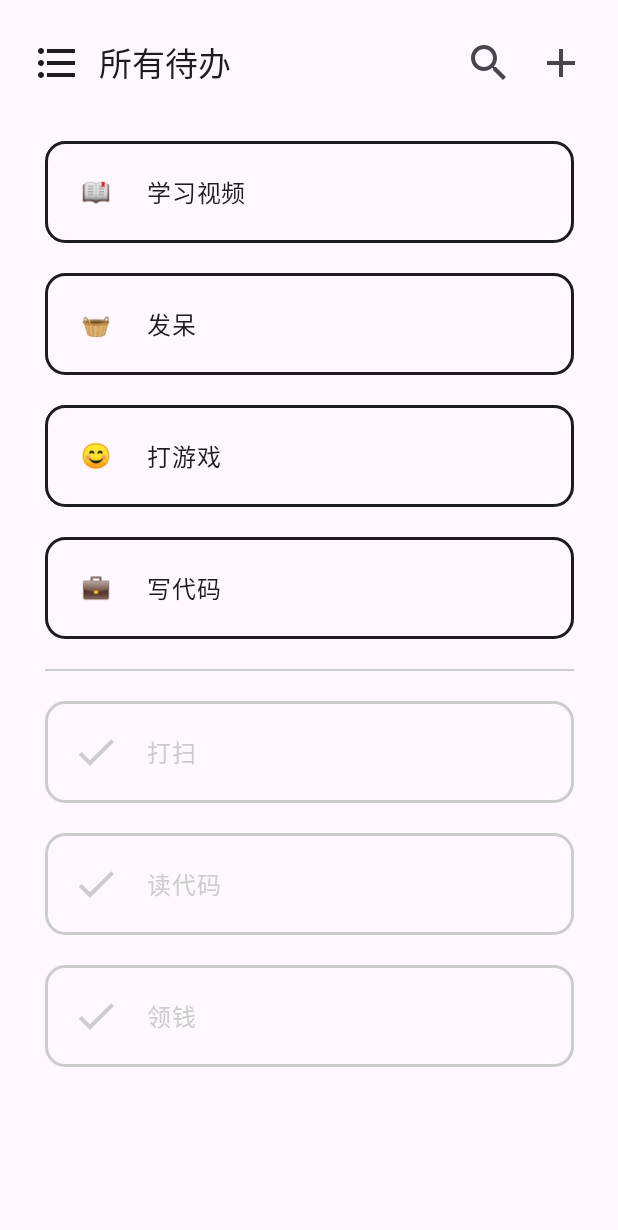
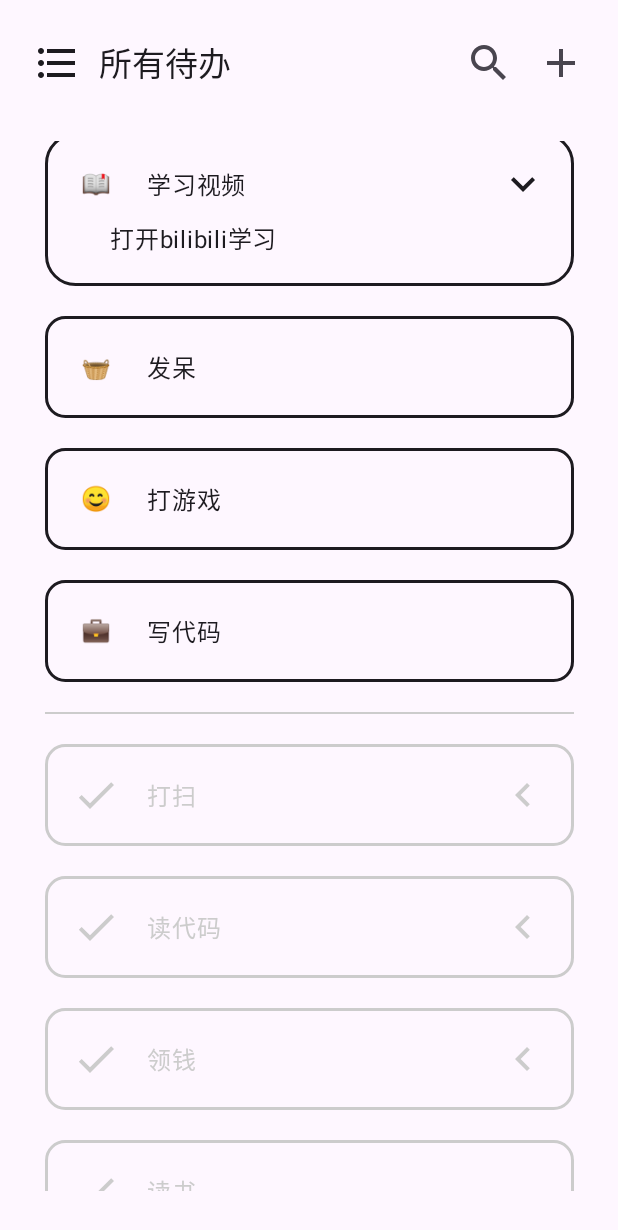
Before and after one commit to caoyfcode/todo_app, an Android app built with Jetpack Compose: the screen it shows after launch (MainActivity), after a tap on an icon or button, on a phone screen of 412 x 824 dp. Shown: the top 1230 px of the screen. Run offline under Robolectric (Android 15) with nearby library versions, the phone set to English and light mode, and no system bars; our stand-ins replace livedata-compose, window size class; 3 other taps on this screen came first.

Commit message:
feat(ui, gradle): 为 `TodoItem` 添加可折叠的内容
1. 修改 `TodoItem` 结构:
   - 若内容不为空，则有两行，第一行为图标、主题与折叠图标，第二行为可折叠的内容
   - 若内容为空，则与原来一样
2. 修改 gradle 设置加速编译，经分析，编译时间绝大部分浪费在了 `build configuration`, 开启 `unsafe.configuration-cache` 选项进行加速

```diff
--- a/app/src/main/java/com/github/caoyfcode/todo/model/ViewModel.kt
+++ b/app/src/main/java/com/github/caoyfcode/todo/model/ViewModel.kt
@@ -24,13 +24,14 @@ class TodoViewModel: ViewModel() {
     private val _todos: MutableLiveData<List<Todo>> by lazy {
         MutableLiveData(
             listOf(
-                Todo(0, 3, "打扫"),
-                Todo(1, 1, "读代码"),
-                Todo(2, 1, "学习视频"),
-                Todo(3, 0, "领钱"),
+                Todo(0, 3, "打扫", "1.地板\n2.窗户"),
+                Todo(1, 1, "读代码", "1.kotlin\n2.android"),
+                Todo(2, 1, "学习视频", "打开bilibili学习"),
+                Todo(3, 0, "领钱", "白日做梦"),
                 Todo(4, 3, "发呆"),
                 Todo(5, 2, "打游戏"),
                 Todo(6, 0, "写代码"),
+                Todo(7, 1, "读书", "", true),
             )
         )
     }
--- a/app/src/main/java/com/github/caoyfcode/todo/ui/Item.kt
+++ b/app/src/main/java/com/github/caoyfcode/todo/ui/Item.kt
@@ -2,6 +2,7 @@ package com.github.caoyfcode.todo.ui
 
 import androidx.compose.animation.AnimatedVisibility
 import androidx.compose.animation.ExperimentalAnimationApi
+import androidx.compose.animation.animateContentSize
 import androidx.compose.animation.core.Animatable
 import androidx.compose.animation.scaleIn
 import androidx.compose.foundation.BorderStroke
@@ -15,21 +16,24 @@ import androidx.compose.runtime.*
 import androidx.compose.ui.Alignment
 import androidx.compose.ui.Modifier
 import androidx.compose.ui.composed
+import androidx.compose.ui.draw.rotate
 import androidx.compose.ui.input.pointer.pointerInput
 import androidx.compose.ui.res.painterResource
 import androidx.compose.ui.res.stringResource
+import androidx.compose.ui.tooling.preview.Preview
 import androidx.compose.ui.unit.IntOffset
 import androidx.compose.ui.unit.dp
 import com.github.caoyfcode.todo.R
 import kotlinx.coroutines.launch
 import kotlin.math.roundToInt
 
-@OptIn(ExperimentalAnimationApi::class)
+@OptIn(ExperimentalAnimationApi::class, ExperimentalMaterial3Api::class)
 @Composable
 fun TodoItem(
     modifier: Modifier = Modifier,
     emoji: String,
     subject: String,
+    content: String,
     checked: Boolean,
     onToggleChecked: () -> Unit,
 ) {
@@ -62,13 +66,31 @@ fun TodoItem(
             color = MaterialTheme.colorScheme.background,
             contentColor = contentColor,
         ) {
-            Row(
-                modifier = Modifier.padding(10.dp), // 10dp 水平: 与子项间隔相同, 竖直: 保持最小高度为 20dp + content size
-                horizontalArrangement = Arrangement.spacedBy(10.dp), // 子项水平相隔 10dp
-                verticalAlignment = Alignment.CenterVertically,
+            TodoItemContent(
+                emoji = emoji,
+                subject = subject,
+                content = content,
+                checked = shownChecked,
+                onToggleChecked = onToggleChecked,
+            )
+        }
+    }
+}
+
+@Composable
+fun TodoItemContent(
+    emoji: String,
+    subject: String,
+    content: String,
+    checked: Boolean,
+    onToggleChecked: () -> Unit,
 ) {
+    var folding by remember { mutableStateOf(true) } // 是否收起内容
+    TodoItemContentLayout(
+        folding = folding || content.isEmpty(),
+        icon = {
             IconButton(onClick = onToggleChecked) {
-                    if (!shownChecked) {
+                if (!checked) {
                     Text(text = emoji)
                 } else {
                     Icon(
@@ -77,8 +99,61 @@ fun TodoItem(
                     )
                 }
             }
+        },
+        subject = {
             Text(text = subject)
+        },
+        foldingIcon = {
+            if (content.isNotEmpty()) {
+                IconButton(onClick = { folding = !folding }) {
+                    Icon(
+                        painter = painterResource(id = R.drawable.folding),
+                        contentDescription = stringResource(id = R.string.toggle_folding),
+                        modifier = Modifier.rotate(if (folding) 0f else -90f)
+                    )
                 }
+            }
+        },
+        foldingContent = { modifier ->
+            Text(text = content, modifier = modifier)
+        }
+    )
+}
+
+/**
+ * 一个具有四个槽的 layout
+ */
+@Composable
+fun TodoItemContentLayout(
+    folding: Boolean,
+    icon: @Composable (() -> Unit),
+    subject: @Composable (() -> Unit),
+    foldingIcon: @Composable (() -> Unit),
+    foldingContent: @Composable ((Modifier) -> Unit)
+) {
+    Column(
+        modifier = Modifier
+            .fillMaxWidth()
+            .padding(10.dp)
+            .animateContentSize(),
+        horizontalAlignment = Alignment.CenterHorizontally,
+    ) {
+        Row(
+            modifier = Modifier.fillMaxWidth(),
+            horizontalArrangement = Arrangement.SpaceBetween,
+        ) {
+            Row(
+                modifier = Modifier.padding(end = 10.dp), // 与右边按钮最少间隔 10dp
+                horizontalArrangement = Arrangement.spacedBy(10.dp, Alignment.Start), // 子项水平相隔 10dp
+                verticalAlignment = Alignment.CenterVertically,
+            ) {
+                icon()
+                subject()
+            }
+            foldingIcon()
+        }
+        if (!folding) {
+            foldingContent(Modifier.fillMaxWidth(0.8f).padding(bottom = 10.dp))
         }
     }
 }
@@ -115,13 +190,15 @@ fun Modifier.swipeable(
     }
     offset {
         IntOffset(offsetX.value.roundToInt(), 0)
-    }.pointerInput(Unit) {
+    }
+        .pointerInput(Unit) {
             width = size.width.toFloat()
             offsetX.updateBounds(
                 lowerBound = 0f,
                 upperBound = 2 * width
             )
-    }.draggable(
+        }
+        .draggable(
             state = draggableState,
             orientation = Orientation.Horizontal,
             onDragStopped = { velocity ->
@@ -139,4 +216,23 @@ fun Modifier.swipeable(
                 }
             }
         )
+
+
 }
+
+@Preview
+@Composable
+fun ItemPreview() {
+    var checked by remember {
+        mutableStateOf(false)
+    }
+    com.github.caoyfcode.todo.ui.theme.TodoTheme {
+        TodoItem(
+            emoji = "😀",
+            subject = "subject",
+            content = "content content",
+            checked = checked,
+            onToggleChecked = { checked = ! checked }
+        )
+    }
+}
--- a/app/src/main/java/com/github/caoyfcode/todo/ui/Screen.kt
+++ b/app/src/main/java/com/github/caoyfcode/todo/ui/Screen.kt
@@ -17,6 +17,7 @@ import androidx.compose.ui.res.painterResource
 import androidx.compose.ui.res.stringResource
 import androidx.compose.ui.unit.dp
 import com.github.caoyfcode.todo.R
+import com.github.caoyfcode.todo.entity.Todo
 import com.github.caoyfcode.todo.model.TodoViewModel
 
 @OptIn(ExperimentalMaterial3Api::class)
@@ -35,8 +36,8 @@ fun Screen(viewModel: TodoViewModel) {
         }!!.name
     }
 
-    val uncheckedTodos: MutableList<Triple<Int, String, String>> = mutableListOf()
-    val checkedTodos: MutableList<Triple<Int, String, String>> = mutableListOf()
+    val uncheckedTodos: MutableList<Pair<String, Todo>> = mutableListOf()
+    val checkedTodos: MutableList<Pair<String, Todo>> = mutableListOf()
     for (todo in todos) {
         if (selectedGroup >= 0 && selectedGroup != todo.groupUid) {
             continue
@@ -45,9 +46,9 @@ fun Screen(viewModel: TodoViewModel) {
             it.uid == todo.groupUid
         }!!.icon
         if (todo.checked) {
-            checkedTodos += Triple(todo.uid, groupIcon, todo.subject)
+            checkedTodos += Pair(groupIcon, todo)
         } else {
-            uncheckedTodos += Triple(todo.uid, groupIcon, todo.subject)
+            uncheckedTodos += Pair(groupIcon, todo)
         }
     }
     Navigation(
@@ -114,15 +115,15 @@ fun TopBar(
 /**
  * 主要内容
  * @param paddingValues 由 Scaffold 获得
- * @param checkedTodos a list of (uid, group emoji, subject)
+ * @param checkedTodos a list of (group emoji, todo_item)
  * @param uncheckedTodos same
  */
 @OptIn(ExperimentalFoundationApi::class)
 @Composable
 fun Content(
     paddingValues: PaddingValues,
-    checkedTodos: List<Triple<Int, String, String>>, // uid, group emoji, subject
-    uncheckedTodos: List<Triple<Int, String, String>>, // uid, group emoji, subject
+    checkedTodos: List<Pair<String, Todo>>, // group emoji, todo_item
+    uncheckedTodos: List<Pair<String, Todo>>, // group emoji, todo_item
     onToggleCheckedTodo: (Int) -> Unit,
 ) {
     Box(
@@ -147,28 +148,30 @@ fun Content(
                 horizontalAlignment = Alignment.CenterHorizontally,
                 verticalArrangement = Arrangement.spacedBy(20.dp), // 没项相隔 20dp
             ) {
-                items(uncheckedTodos, key = { it.first }) {
+                items(uncheckedTodos, key = { it.second.uid }) {
                     TodoItem(
                         modifier = Modifier.animateItemPlacement(),
-                        emoji = it.second,
-                        subject = it.third,
+                        emoji = it.first,
+                        subject = it.second.subject,
+                        content = it.second.content,
                         checked = false,
                         onToggleChecked = {
-                            onToggleCheckedTodo(it.first)
+                            onToggleCheckedTodo(it.second.uid)
                         }
                     )
                 }
                 item(key = -1) {
                     Divider(color = MaterialTheme.colorScheme.secondary, modifier = Modifier.animateItemPlacement())
                 }
-                items(checkedTodos, key = { it.first }) {
+                items(checkedTodos, key = { it.second.uid }) {
                     TodoItem(
                         modifier = Modifier.animateItemPlacement(),
-                        emoji = it.second,
-                        subject = it.third,
+                        emoji = it.first,
+                        subject = it.second.subject,
+                        content = it.second.content,
                         checked = true,
                         onToggleChecked = {
-                            onToggleCheckedTodo(it.first)
+                            onToggleCheckedTodo(it.second.uid)
                         }
                     )
                 }
--- /dev/null
+++ b/app/src/main/res/drawable/folding.xml
@@ -0,0 +1,5 @@
+<vector android:autoMirrored="true" android:height="32dp"
+    android:tint="#000000" android:viewportHeight="24"
+    android:viewportWidth="24" android:width="32dp" xmlns:android="http://schemas.android.com/apk/res/android">
+    <path android:fillColor="@android:color/white" android:pathData="M15.41,16.59L10.83,12l4.58,-4.59L14,6l-6,6 6,6 1.41,-1.41z"/>
+</vector>
--- a/app/src/main/res/values/strings.xml
+++ b/app/src/main/res/values/strings.xml
@@ -13,4 +13,5 @@
     <string name="unchecked_todo">未完成的待办</string>
     <string name="checked_todo">已经完成的待办</string>
     <string name="no_todo">无待办</string>
+    <string name="toggle_folding">展开/收起待办内容</string>
 </resources>
--- a/gradle.properties
+++ b/gradle.properties
@@ -6,7 +6,7 @@
 # http://www.gradle.org/docs/current/userguide/build_environment.html
 # Specifies the JVM arguments used for the daemon process.
 # The setting is particularly useful for tweaking memory settings.
-org.gradle.jvmargs=-Xmx2048m -Dfile.encoding=UTF-8
+org.gradle.jvmargs=-Xmx4096m -Dfile.encoding=UTF-8
 # When configured, Gradle will run in incubating parallel mode.
 # This option should only be used with decoupled projects. More details, visit
 # http://www.gradle.org/docs/current/userguide/multi_project_builds.html#sec:decoupled_projects
@@ -21,3 +21,4 @@ kotlin.code.style=official
 # resources declared in the library itself and none from the library's dependencies,
 # thereby reducing the size of the R class for that library
 android.nonTransitiveRClass=true
+org.gradle.unsafe.configuration-cache=true
```
Lines whose indentation alone changed are shown as unchanged.
